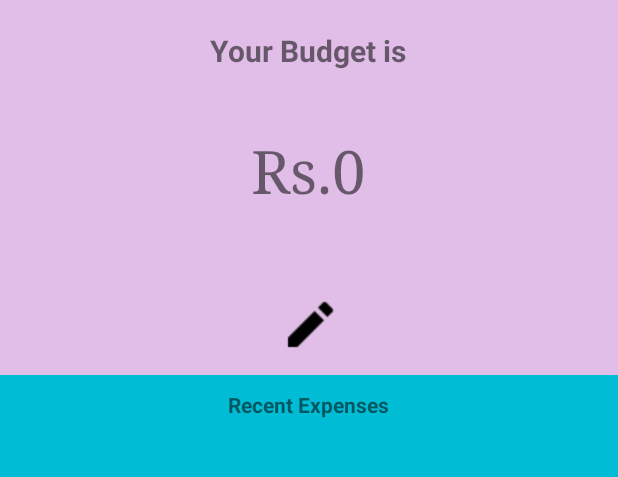
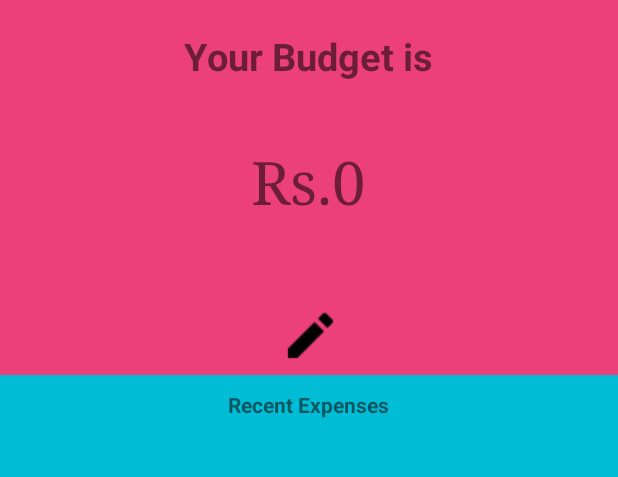
Before and after one commit to prateekvijayvergiya/GoBudget, an Android app: the screen it shows after launch once a user with an empty profile is signed in (HomeActivity), on a phone screen of 412 x 824 dp, the part 84-561 px from its top. Run offline under Robolectric (Android 15) with nearby library versions, the phone set to English and light mode, and no system bars; our stand-ins replace Firebase (no records; nobody signed in at launch, a user with empty details on screens opened directly); 3 statements that could not run were skipped.

Commit message:
date added and ui improved

```diff
--- a/app/src/main/java/com/madprateek/gobudget/Details.java
+++ b/app/src/main/java/com/madprateek/gobudget/Details.java
@@ -7,7 +7,6 @@ package com.madprateek.gobudget;
 public class Details {
 
     private String image;
-
 
     public String getImage() {
         return image;
--- a/app/src/main/java/com/madprateek/gobudget/HomeActivity.java
+++ b/app/src/main/java/com/madprateek/gobudget/HomeActivity.java
@@ -39,8 +39,8 @@ import com.google.firebase.database.DatabaseReference;
 import com.google.firebase.database.FirebaseDatabase;
 import com.google.firebase.database.ValueEventListener;
 
-
-
+import java.text.SimpleDateFormat;
+import java.util.Calendar;
 import java.util.HashMap;
 
 
@@ -122,6 +122,7 @@ public class HomeActivity extends AppCompatActivity {
             @Override
             protected void populateViewHolder(final ContentViewHolder viewHolder, Details model, int position) {
                         final String pushId =getRef(position).getKey();
+                        viewHolder.setDate();
 
                         dbref.child(pushId).addValueEventListener(new ValueEventListener() {
                             @Override
@@ -228,6 +229,17 @@ public class HomeActivity extends AppCompatActivity {
                     break;
 
             }
+        }
+
+        public void setDate(){
+
+            TextView dateView = (TextView) view.findViewById(R.id.dateText);
+            Calendar c = Calendar.getInstance();
+
+            SimpleDateFormat df = new SimpleDateFormat("dd-MMM-yyyy");
+            String date = df.format(c.getTime());
+            dateView.setText(date);
+
         }
 
         public  void setAmount(String amount) {
@@ -401,8 +413,8 @@ public class HomeActivity extends AppCompatActivity {
 
         String uid = mAuth.getCurrentUser().getUid();
 
-        contentDatabase = FirebaseDatabase.getInstance().getReference();
-        contentDatabase.child("Users").child(uid).addValueEventListener(new ValueEventListener() {
+        DatabaseReference db = contentDatabase.child(uid);
+        db.addValueEventListener(new ValueEventListener() {
             @Override
             public void onDataChange(DataSnapshot dataSnapshot) {
 
--- a/app/src/main/java/com/madprateek/gobudget/MainActivity.java
+++ b/app/src/main/java/com/madprateek/gobudget/MainActivity.java
@@ -13,6 +13,7 @@ public class MainActivity extends AppCompatActivity {
 
     private Button mSignInBtn,mSignUpBtn;
     private FirebaseAuth mAuth;
+
     @Override
     protected void onCreate(Bundle savedInstanceState) {
         super.onCreate(savedInstanceState);
@@ -20,6 +21,7 @@ public class MainActivity extends AppCompatActivity {
 
         mSignInBtn = (Button) findViewById(R.id.mainSignInBtn);
         mSignUpBtn = (Button) findViewById(R.id.mainSignUpBtn);
+
 
         mSignUpBtn.setOnClickListener(new View.OnClickListener() {
             @Override
@@ -37,6 +39,8 @@ public class MainActivity extends AppCompatActivity {
                 startActivity(signInIntent);
             }
         });
+
+
     }
 
     @Override
--- a/app/src/main/java/com/madprateek/gobudget/UpdateProfile.java
+++ b/app/src/main/java/com/madprateek/gobudget/UpdateProfile.java
@@ -91,10 +91,7 @@ public class UpdateProfile extends AppCompatActivity {
                     DatabaseReference mDatabase = FirebaseDatabase.getInstance().getReference("Users").child(uid);
 
                     String name = mName.getText().toString();
-                    String email = mEmail.getText().toString();
 
-                    mNavEmail.setText(email);
-                    mNavName.setText(name);
                     Map info = new HashMap();
                     info.put("name",name);
                     mDatabase.updateChildren(info, new DatabaseReference.CompletionListener() {
--- a/app/src/main/res/layout/activity_main.xml
+++ b/app/src/main/res/layout/activity_main.xml
@@ -16,7 +16,9 @@
         android:textAlignment="center"
         android:layout_marginTop="100dp"
         android:textSize="40dp"
+        android:visibility="visible"
         android:textStyle="bold"
+        android:id="@+id/newText1"
         android:textColor="#000000"
         tools:text="GoBudget"
         android:fontFamily="cursive"/>
--- a/app/src/main/res/layout/content_home.xml
+++ b/app/src/main/res/layout/content_home.xml
@@ -5,7 +5,8 @@
 
     <ScrollView
         android:layout_width="match_parent"
-        android:layout_height="match_parent">
+        android:layout_height="match_parent"
+        android:backgroundTint="@color/colorAccent">
 
         <RelativeLayout
             android:layout_width="match_parent"
@@ -14,7 +15,7 @@
             <LinearLayout
                 android:layout_width="match_parent"
                 android:layout_height="250dp"
-                android:background="#E1BEE7"
+                android:background="#EC407A"
                 android:orientation="vertical"
                 android:id="@+id/contentHead">
 
@@ -25,7 +26,7 @@
                     android:id="@+id/budgetshowText"
                     android:layout_gravity="center_horizontal"
                     android:layout_marginTop="20dp"
-                    android:textSize="20dp"
+                    android:textSize="25dp"
                     android:textStyle="bold"/>
 
                 <TextView
@@ -43,7 +44,7 @@
                     android:layout_width="wrap_content"
                     android:layout_height="wrap_content"
                     android:src="@drawable/add_budget_icon"
-                    android:background="#E1BEE7"
+                    android:background="#EC407A"
                     android:layout_gravity="center_horizontal"
                     android:layout_marginTop="60dp"
                     android:clickable="true"
@@ -65,7 +66,7 @@
                 android:layout_width="match_parent"
                 android:layout_height="match_parent"
                android:layout_below="@+id/expenseText"
-                android:background="#fff"
+                android:background="#FF8F00"
                 android:id="@+id/contentList"
                 android:layout_marginTop="10dp">
             </android.support.v7.widget.RecyclerView>
```
Also changed, not shown: app/src/main/res/layout/custom_recycler.xml (+14 -2 lines).
